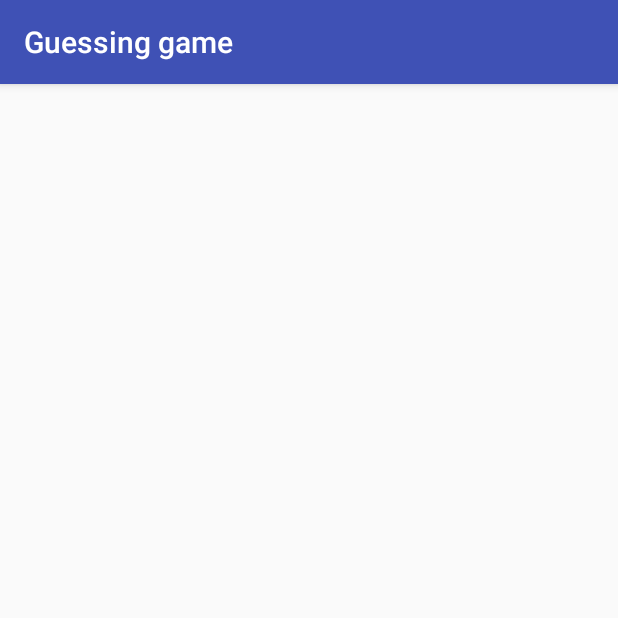
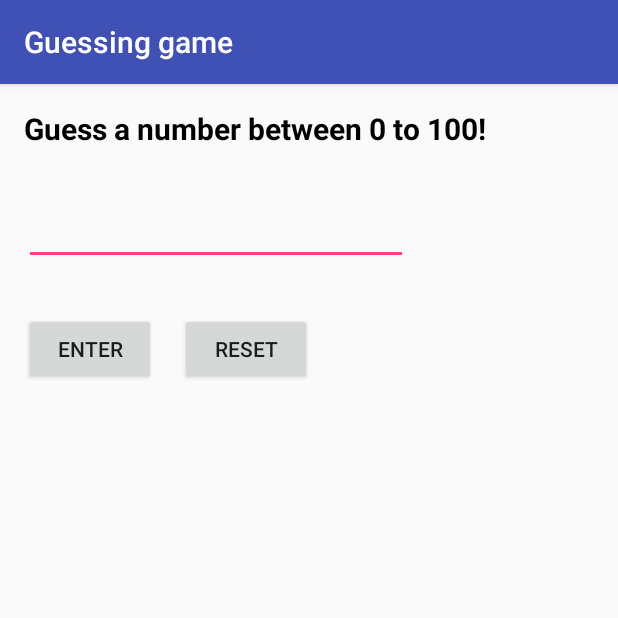
Before and after one commit to liveHarshit/GuessTheNumber-game-android, an Android app: the screen it shows after launch (GameActivity), on a phone screen of 412 x 824 dp, the top half of it. Run offline under Robolectric (Android 15) with nearby library versions, the phone set to English and light mode, and no system bars.

Commit message:
build layout

```diff
--- a/app/src/main/res/layout/activity_game.xml
+++ b/app/src/main/res/layout/activity_game.xml
@@ -7,7 +7,50 @@
     android:layout_height="match_parent"
     tools:context=".GameActivity">
 
+    <TextView
+        android:layout_width="match_parent"
+        android:layout_height="wrap_content"
+        android:text="@string/title"
+        android:textSize="20sp"
+        android:layout_margin="16dp"
+        android:textStyle="bold"
+        android:textColor="#000000"/>
 
+    <EditText
+        android:layout_width="256dp"
+        android:layout_height="wrap_content"
+        android:layout_margin="16dp"
+        android:id="@+id/number_text_view"
+        android:inputType="number"/>
+
+    <LinearLayout
+        android:layout_width="match_parent"
+        android:layout_height="wrap_content"
+        android:orientation="horizontal"
+        android:layout_margin="16dp">
+
+
+        <Button
+            android:layout_width="wrap_content"
+            android:layout_height="wrap_content"
+            android:text="@string/enter"
+            android:id="@+id/enter_button"/>
+
+        <Button
+            android:layout_width="wrap_content"
+            android:layout_height="wrap_content"
+            android:text="@string/reset"
+            android:layout_marginLeft="16dp"/>
+
+    </LinearLayout>
+
+    <TextView
+        android:layout_width="match_parent"
+        android:layout_height="wrap_content"
+        android:layout_margin="16dp"
+        android:textSize="25sp"
+        android:id="@+id/result_text_view"
+        android:padding="16dp" />
 
 
 </LinearLayout>
--- a/app/src/main/res/values/strings.xml
+++ b/app/src/main/res/values/strings.xml
@@ -1,4 +1,9 @@
 <resources>
     <string name="app_name">Guessing game</string>
-
+    <string name="title">Guess a number between 0 to 100!</string>
+    <string name="high">Number is too high</string>
+    <string name="low">Number is too low</string>
+    <string name="won">You won!</string>
+    <string name="enter">Enter</string>
+    <string name="reset">Reset</string>
 </resources>
```
